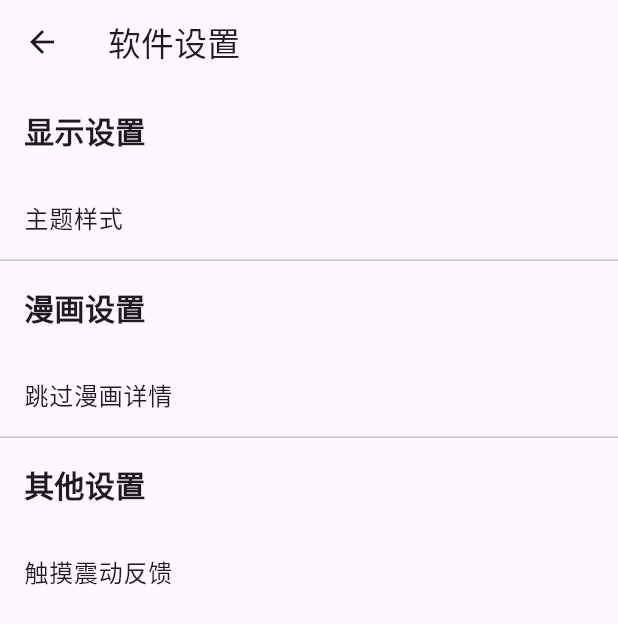
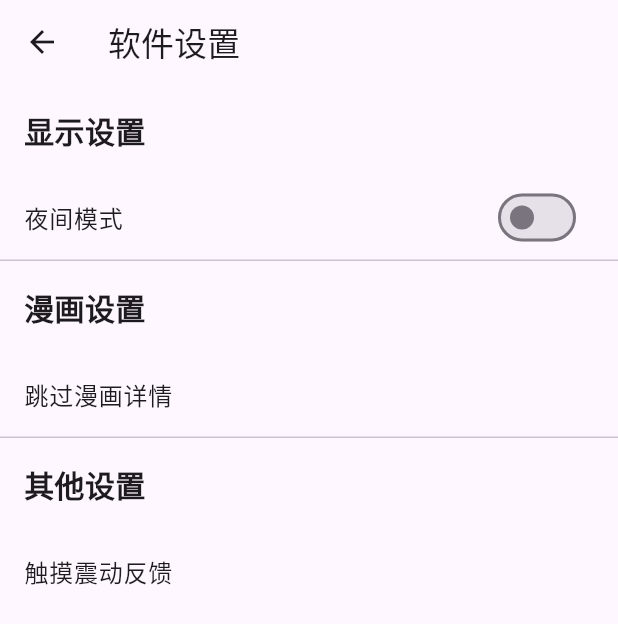
Before and after one commit to tianyuhu110/manga_reader, a Flutter app: the SoftwareSettingPage screen opened directly, on a phone screen of 412 x 824 dp. Shown: the top 624 px of the screen. Run offline on Flutter 3.47's test engine with Material 3 defaults, Android fonts, the phone set to English and light mode, and no system bars; our stand-ins replace file_picker, permission_handler, shared_preferences; missing offline and left inert: dart:ffi; accounts and stored records are empty.

Commit message:
夜间模式完成

```diff
--- a/lib/pages/software_setting.dart
+++ b/lib/pages/software_setting.dart
@@ -1,6 +1,9 @@
 //写一个软件设置界面（由设置里的一项跳转过来的
 import 'package:flutter/material.dart';
-
+import 'package:manga_reader/tools/AppPreferences.dart';
+import 'package:manga_reader/tools/theme_provider.dart';
+import 'package:manga_reader/widgets/test_widget.dart';
+import 'package:provider/provider.dart';
 
 class SoftwareSettingPage extends StatefulWidget {
   const SoftwareSettingPage({super.key});
@@ -17,16 +20,21 @@ class _SoftwareSettingPageState extends State<SoftwareSettingPage>  {
         appBar: AppBar(
           title: Text("软件设置"),
         ),
-        body: ListView(
+
+        body: Consumer<ThemeProvider>(
+        builder: (context, themeProvider, child) {
+        return ListView(
           children: [
             _buildSectionHeader("显示设置"),
-            ListTile(
-            // leading: Icon(Icons.folder_open),
-            title: Text('主题样式'),
-
-
+            SwitchListTile(
+              title: const Text('夜间模式'),
+              value: themeProvider.themeMode == ThemeMode.dark,
+              onChanged: (value) {
+                themeProvider.setThemeMode(
+                  value ? ThemeMode.dark : ThemeMode.light
+                );
+              },
             ),
-
             const Divider(height:1),
             _buildSectionHeader("漫画设置"),
             ListTile(
@@ -44,7 +52,9 @@ class _SoftwareSettingPageState extends State<SoftwareSettingPage>  {
             ),
 
           ],
-        )
+        );
+          }
+        ),
       );
     }
 
--- a/lib/tools/AppPreferences.dart
+++ b/lib/tools/AppPreferences.dart
@@ -1,3 +1,5 @@
+import 'dart:ffi';
+
 import 'package:shared_preferences/shared_preferences.dart';
 
 class AppPreferences {
@@ -6,6 +8,7 @@ class AppPreferences {
   // 初始化方法（必须在应用启动时调用）
   static Future<void> init() async {
     _prefs = await SharedPreferences.getInstance();
+
   }
 
   // 仓库名的getter和setter
@@ -16,5 +19,13 @@ class AppPreferences {
     return _prefs?.setString('repo_name', name) ?? false;
   }
 
+  // 仓库路径的getter和setter
+  static String? get themeMode => _prefs?.getString('theme_mode');
+
+  static Future<bool> setThemeMode(String mode) async {
+    return _prefs?.setString('theme_mode', mode) ?? false;
+  }
+
+
 
 }
--- a/pubspec.yaml
+++ b/pubspec.yaml
@@ -39,6 +39,7 @@ dependencies:
   shared_preferences: ^2.5.3
   path_provider: ^2.0.15
   flutter_lints: ^5.0.0
+  provider: ^6.1.5
 dev_dependencies:
   flutter_test:
     sdk: flutter
```
Also changed, not shown: lib/main.dart (+20 -16 lines), lib/pages/homepage.dart (+21 -6 lines), lib/servers/repository.dart (+6 -5 lines), lib/tools/route_util.dart (+1 -6 lines), lib/tools/theme_provider.dart (added, +34 -0 lines), lib/widgets/test_widget.dart (+3 -14 lines), pubspec.lock.
